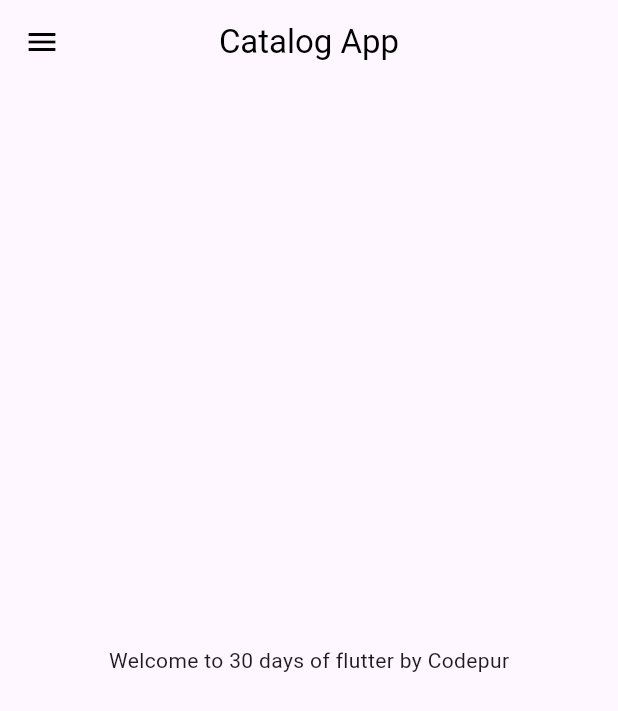
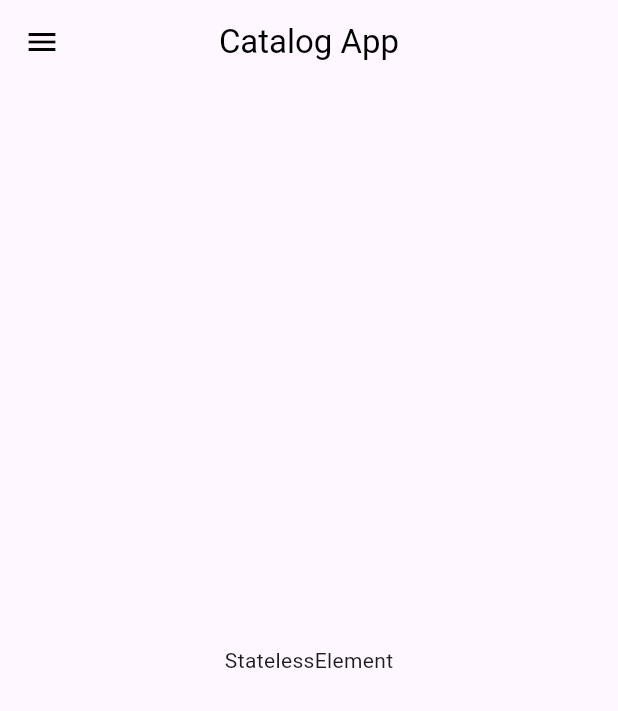
Before and after one commit to samay-shxrma/flutter_catalog, a Flutter app: the HomePage screen opened by its route, on a phone screen of 412 x 824 dp. Shown: the top 711 px of the screen. Run offline on Flutter 3.47's test engine with Material 3 defaults, Android fonts, the phone set to English and light mode, and no system bars; our stand-ins replace google_fonts.

Commit message:
Day 10 Completed

```diff
--- a/lib/pages/home_page.dart
+++ b/lib/pages/home_page.dart
@@ -10,15 +10,14 @@ class HomePage extends StatelessWidget {
     final String name = "Codepur";
     return Scaffold(
       appBar: AppBar(
-      //  backgroundColor: Colors.deepPurple,
         title: Text("Catalog App",style: TextStyle(color: Colors.black),),centerTitle: true,
-        //backgroundColor: Colors.lightBlue, 92,51,172
+
         iconTheme: IconThemeData(color: Colors.black),
       ),
             body: Center(
-                child: Container(
-                    child: Text("Welcome to $days days of flutter by $name"),
-                ),
+              child: Container(
+                  child: Text(context.runtimeType.toString()),
+              ),
             ),
             drawer: MyDrawer(),
         );
```
